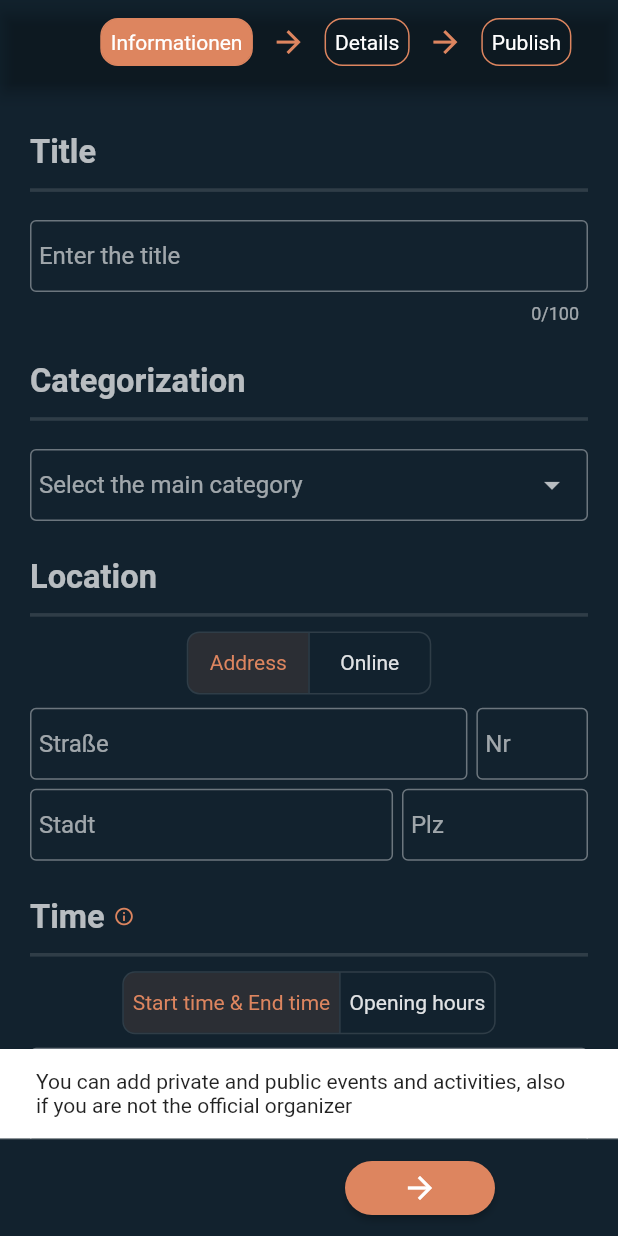
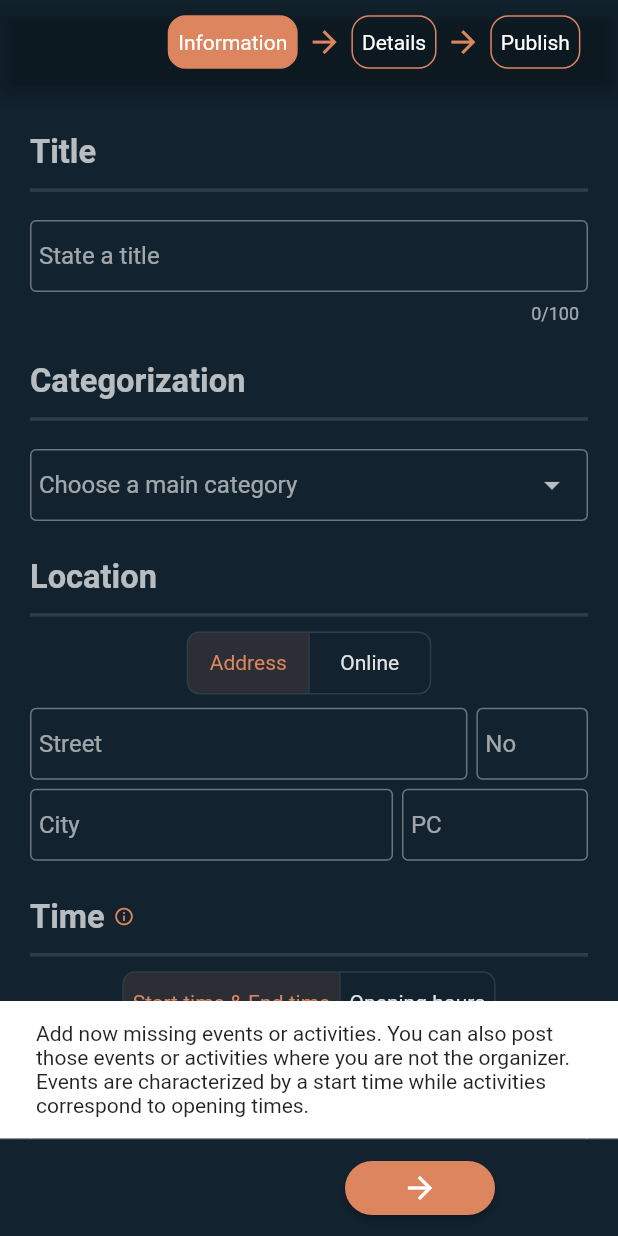
Before and after one commit to Qaiser926/main, a Flutter app: the Add screen opened by its route, on a phone screen of 412 x 824 dp. Run offline on Flutter 3.47's test engine with Material 2 defaults, Android fonts, the phone set to English and light mode, and no system bars; our stand-ins replace carousel_slider, currency_text_input_formatter, flutter_html, flutter_map, flutter_screenutil, flutter_sticky_header and 13 more; missing offline and left inert: add_2_calendar, amplify_api, amplify_auth_cognito, amplify_authenticator, amplify_flutter, flutter_map_marker_cluster and 2 more; accounts and stored records are empty; generated files the repository leaves out were written again.

Commit message:
made adding language sensible and made other important changes. Guideline text and delete missing

```diff
--- a/lib/constants/app_constants.dart
+++ b/lib/constants/app_constants.dart
@@ -21,6 +21,15 @@ class WidgetConstants {
 class OtherConstants {
   static const int minPasswordLength = 8;
   static const int maxPasswordLength = 63;
+}
+
+class DataConstants {
+  static const MaxDescriptionLength = 400;
+  static const MaxTitleLength = 100;
+  static const MaxImageWidth = 1800.0;
+  static const MaxImageHeight = 1800.0;
+  static const SearchEnhancementDimensionScale = 4;
+  static const SearchEnhancementEligibilityScale = 3;
 }
 
 class NavigatorConstants {
--- a/lib/core/add/add.dart
+++ b/lib/core/add/add.dart
@@ -1,4 +1,5 @@
 import 'package:flutter/material.dart';
+import 'package:flutter_gen/gen_l10n/app_localizations.dart';
 import 'package:flutter_screenutil/flutter_screenutil.dart';
 import 'package:get/get.dart';
 import 'package:othia/constants/app_constants.dart';
@@ -13,7 +14,6 @@ import 'package:provider/provider.dart';
 import 'add_exclusives/add_page_notifier.dart';
 import 'add_exclusives/input_notifier.dart';
 
-// TODO adjustments for modifying an event
 
 class Add extends StatefulWidget {
   Add({super.key});
@@ -89,6 +89,7 @@ class _AddState extends State<Add> {
                 appBar: AppBar(automaticallyImplyLeading: false, actions: [
                   Consumer<SwitchAddPageNotifier>(
                       builder: (context, switchPageModel, child) {
+                        // TODO, align the button row middle
                     return Row(
                       mainAxisAlignment: MainAxisAlignment.spaceBetween,
                       children: [
@@ -145,7 +146,8 @@ class _AddState extends State<Add> {
               : getNavigationButton(
                   Icon(Icons.arrow_back), switchPages.previousPage, context),
           switchPageConsumer.currentPage == Add.lastPage
-              ? getNavigationButton(Text("Publish"), publishFunction, context)
+              ? getNavigationButton(Text(AppLocalizations.of(context)!.publish),
+                  publishFunction, context, 130.h)
               : getNavigationButton(
                   Icon(Icons.arrow_forward), switchPages.nextPage, context),
         ],
@@ -158,17 +160,17 @@ class _AddState extends State<Add> {
       required SwitchAddPageNotifier switchPageModel,
       required int index}) {
     Map<int, String> navigationCaptions = {
-      // TODO
-      0: "Informationen",
-      1: "Details",
-      2: "Publish"
+      0: AppLocalizations.of(context)!.information,
+      1: AppLocalizations.of(context)!.details,
+      2: AppLocalizations.of(context)!.publish,
     };
 
     return Padding(
-        padding: EdgeInsets.all(10.h),
+        padding: EdgeInsets.all(5.h),
         child: GestureDetector(
           onTap: () => {Add.pageController.jumpToPage(index)},
           child: Container(
+            height: 30.h,
             decoration: BoxDecoration(
                 color: switchPageModel.currentPage == index
                     ? Theme.of(context).colorScheme.primary
@@ -201,9 +203,10 @@ class _AddState extends State<Add> {
   Widget getNavigationButton(
       Widget child,
       void Function(BuildContext context) onPressedFunction,
-      BuildContext context) {
+      BuildContext context,
+      [double? width]) {
     return SizedBox(
-        width: 100,
+        width: width ?? 100,
         child: ElevatedButton(
           style: const ButtonStyle(
             shape: MaterialStatePropertyAll(
--- a/lib/core/add/add_exclusives/address_form.dart
+++ b/lib/core/add/add_exclusives/address_form.dart
@@ -1,6 +1,7 @@
 import 'package:flutter/cupertino.dart';
 import 'package:flutter/material.dart';
 import 'package:flutter/services.dart';
+import 'package:flutter_gen/gen_l10n/app_localizations.dart';
 import 'package:flutter_screenutil/flutter_screenutil.dart';
 import 'package:provider/provider.dart';
 
@@ -34,7 +35,7 @@ class _AddressFormState extends State<AddressForm> {
         builder: (context, inputNotifierConsumer, child) {
       String? _validateAddress(String? text) {
         if (inputNotifierConsumer.isAddressInvalid) {
-          return 'Could not validate address';
+          return AppLocalizations.of(context)!.addressErrorMessage;
         }
         return null;
       }
@@ -62,7 +63,7 @@ class _AddressFormState extends State<AddressForm> {
                               this.street = text,
                             });
                       },
-                          hintText: "Straße",
+                      hintText: AppLocalizations.of(context)!.street,
                     ),
                       ),
                     ),
@@ -77,7 +78,7 @@ class _AddressFormState extends State<AddressForm> {
                             this.streetNumber = text,
                           });
                     },
-                        hintText: "Nr",
+                    hintText: AppLocalizations.of(context)!.streetNumberShort,
                   ),
                     ),
                   ],
@@ -101,7 +102,7 @@ class _AddressFormState extends State<AddressForm> {
                             this.city = text,
                           });
                     },
-                        hintText: "Stadt",
+                    hintText: AppLocalizations.of(context)!.city,
                   ),
                     ),
                   ),
@@ -120,7 +121,7 @@ class _AddressFormState extends State<AddressForm> {
                           this.postalCode = text,
                         });
                   },
-                  hintText: "Plz",
+                  hintText: AppLocalizations.of(context)!.postalCodeShort,
                 ),
               ),
             ],
--- a/lib/core/add/add_exclusives/basic_info_page.dart
+++ b/lib/core/add/add_exclusives/basic_info_page.dart
@@ -1,6 +1,8 @@
 import 'package:flutter/cupertino.dart';
 import 'package:flutter/material.dart';
+import 'package:flutter_gen/gen_l10n/app_localizations.dart';
 import 'package:flutter_screenutil/flutter_screenutil.dart';
+import 'package:othia/constants/app_constants.dart';
 import 'package:othia/constants/categories.dart';
 import 'package:othia/core/add/add_exclusives/address_form.dart';
 import 'package:othia/core/add/add_exclusives/help_functions.dart';
@@ -35,10 +37,10 @@ class _BasicInfoPageState extends State<BasicInfoPage> {
     super.initState();
     WidgetsBinding.instance.addPostFrameCallback((_) {
       final snackBar = SnackBar(
+        // TODO improve design
         content: inputNotifier.eAId == null
-            ? Text(
-                'You can add private and public events and activities, also if you are not the official organizer')
-            : Text('You can submit your changes in the last process step'),
+            ? Text(AppLocalizations.of(context)!.snackBarMessageAdding)
+            : Text(AppLocalizations.of(context)!.snackBarMessageModifying),
         duration: Duration(seconds: 7, milliseconds: 500),
       );
       if (!Provider.of<AddEANotifier>(context, listen: false).snackBarShown) {
@@ -62,7 +64,7 @@ class _BasicInfoPageState extends State<BasicInfoPage> {
                 children: [
                   getHeadline(
                       context: context,
-                      caption: Text("Title",
+                      caption: Text(AppLocalizations.of(context)!.title,
                           style: Theme.of(context).textTheme.headlineLarge)),
                   Padding(
                     padding: EdgeInsets.only(bottom: 10.h, top: 10.h),
@@ -70,14 +72,17 @@ class _BasicInfoPageState extends State<BasicInfoPage> {
                   ),
                   getHeadline(
                       context: context,
-                      caption: Text("Categorization",
+                      caption: Text(
+                          AppLocalizations.of(context)!.categorization,
                           style: Theme.of(context).textTheme.headlineLarge)),
                   Padding(
                       padding: EdgeInsets.only(bottom: 10.h, top: 10.h),
                       child: buildDropDown(
                           defaultValue: widget.inputNotifier.mainCategoryId,
-                          hintText: "Select the main category",
-                          onValidErrorText: 'Please state a category',
+                          hintText:
+                              AppLocalizations.of(context)!.categorizationHint,
+                          onValidErrorText: AppLocalizations.of(context)!
+                              .categorizationErrorMessage,
                           dropDownList: Categories.categoryIds,
                           notifierFunction: (mainCategoryId) {
                             widget.inputNotifier.mainCategoryId =
@@ -94,8 +99,10 @@ class _BasicInfoPageState extends State<BasicInfoPage> {
                         padding: EdgeInsets.only(bottom: 10.h, top: 10.h),
                         child: buildDropDown(
                             defaultValue: widget.inputNotifier.categoryId,
-                            hintText: "Select a sub-category",
-                            onValidErrorText: 'Please state a sub-category',
+                            hintText: AppLocalizations.of(context)!
+                                .subcategorizationHint,
+                            onValidErrorText: AppLocalizations.of(context)!
+                                .subcategorizationErrorMessage,
                             dropDownList: categoryIdToSubcategoryIds[
                                 widget.inputNotifier.mainCategoryId]!,
                             notifierFunction: (categoryId) {
@@ -104,7 +111,7 @@ class _BasicInfoPageState extends State<BasicInfoPage> {
                             })),
                   getHeadline(
                       context: context,
-                      caption: Text("Location",
+                      caption: Text(AppLocalizations.of(context)!.location,
                           style: Theme.of(context).textTheme.headlineLarge)),
                   getSwitch(
                       context: context,
@@ -113,11 +120,15 @@ class _BasicInfoPageState extends State<BasicInfoPage> {
                       children: [
                         Padding(
                           padding: EdgeInsets.all(5.h),
-                          child: Text("Address"),
+                          child: Text(
+                            AppLocalizations.of(context)!.address,
+                          ),
                         ),
                         Padding(
                           padding: EdgeInsets.all(5.h),
-                          child: Text('Online'),
+                          child: Text(
+                            AppLocalizations.of(context)!.online,
+                          ),
                         ),
                       ]),
                   if (inputNotifierConsumer.locationType[0])
@@ -128,11 +139,10 @@ class _BasicInfoPageState extends State<BasicInfoPage> {
                             inputNotifier: inputNotifierConsumer)),
                   getVerSpace(10.h),
                   getHeadlineWithInfoDialog(
-                      context: context,
-                      infoText:
-                          "According to whether you set a start/ end date or opening time, we consider your"
-                          " post as event or activity respectively.",
-                      caption: "Time"),
+                    context: context,
+                    infoText: AppLocalizations.of(context)!.timeInfo,
+                    caption: AppLocalizations.of(context)!.time,
+                  ),
                   getSwitch(
                       context: context,
                       onPressed: inputNotifierConsumer.changeTimeType,
@@ -140,11 +150,15 @@ class _BasicInfoPageState extends State<BasicInfoPage> {
                       children: [
                         Padding(
                           padding: EdgeInsets.all(5.h),
-                          child: Text("Start time & End time"),
+                          child: Text(
+                            AppLocalizations.of(context)!.startEndTime,
+                          ),
                         ),
                         Padding(
                           padding: EdgeInsets.all(5.h),
-                          child: Text('Opening hours'),
+                          child: Text(
+                            AppLocalizations.of(context)!.openingHours,
+                          ),
                         ),
                       ]),
                   Form(
@@ -170,13 +184,13 @@ class _BasicInfoPageState extends State<BasicInfoPage> {
       TextFormField(
         validator: (value) {
           if (value == null || value.isEmpty) {
-            return 'Please enter some text';
+            return AppLocalizations.of(context)!.titleErrorMessage;
           }
           return null;
         },
         initialValue: Provider.of<AddEANotifier>(context, listen: false).title,
         controller:
-        Provider.of<AddEANotifier>(context, listen: false).title == null
+            Provider.of<AddEANotifier>(context, listen: false).title == null
                 ? _textController
                 : null,
         onChanged: (title) {
@@ -184,12 +198,13 @@ class _BasicInfoPageState extends State<BasicInfoPage> {
 
           widget.inputNotifier.title = title;
         },
-        maxLength: 100,
+        maxLength: DataConstants.MaxTitleLength,
         maxLines: null,
         decoration: new InputDecoration(
-            contentPadding: EdgeInsets.all(5.h),
-            border: OutlineInputBorder(),
-            hintText: 'Enter the title '),
+          contentPadding: EdgeInsets.all(5.h),
+          border: OutlineInputBorder(),
+          hintText: AppLocalizations.of(context)!.titleHint,
+        ),
       ),
     ]);
   }
--- a/lib/core/add/add_exclusives/help_functions.dart
+++ b/lib/core/add/add_exclusives/help_functions.dart
@@ -1,5 +1,6 @@
 import 'package:flutter/cupertino.dart';
 import 'package:flutter/material.dart';
+import 'package:flutter_gen/gen_l10n/app_localizations.dart';
 import 'package:flutter_screenutil/flutter_screenutil.dart';
 import 'package:othia/core/add/add.dart';
 import 'package:othia/core/add/add_exclusives/add_page_notifier.dart';
@@ -68,7 +69,7 @@ Future getInfoDialog({required String info, required BuildContext context}) {
               onPressed: () {
                 Navigator.of(context).pop();
               },
-              child: Text("Close"),
+              child: Text(AppLocalizations.of(context)!.close),
             ),
           ],
         );
@@ -171,7 +172,8 @@ class SwitchPages {
       inputNotifier.clearPrices();
     }
     // case switching from basic info page to additional info page
-    if ((switchPagesNotifier.currentPage == 0) & (targetPage == 1)) {
+    if ((switchPagesNotifier.currentPage == 0) &
+        ((targetPage == 1) | (targetPage == 2))) {
       // request latitude and longitude for stated address and test if a result was found only if not online is selected
       if (inputNotifier.locationType[0] & (inputNotifier.latLong == null)) {
         getLatLongFromAddress(inputNotifier.getAddressString()).then((latLong) {
--- a/lib/core/add/add_exclusives/time_selector.dart
+++ b/lib/core/add/add_exclusives/time_selector.dart
@@ -1,5 +1,6 @@
 import 'package:flutter/cupertino.dart';
 import 'package:flutter/material.dart';
+import 'package:flutter_gen/gen_l10n/app_localizations.dart';
 import 'package:flutter_screenutil/flutter_screenutil.dart';
 import 'package:othia/core/add/add_exclusives/help_functions.dart';
 import 'package:othia/utils/services/data_handling/data_handling.dart';
@@ -24,7 +25,7 @@ class TimeSelector extends StatelessWidget {
         builder: (context, inputNotifierConsumer, child) {
       String? _validateStartTime(String? text) {
         if (inputNotifierConsumer.startDateTime == null) {
-          return 'A Start Time is missing';
+          return AppLocalizations.of(context)!.startTimeErrorMessage;
         }
         return null;
       }
@@ -54,8 +55,8 @@ class TimeSelector extends StatelessWidget {
                           TextStyle(color: Theme.of(context).bottomAppBarColor),
                       controller: TextEditingController(
                         text: showStartTime
-                            ? "Start: ${getTimeText(context: context, localDateTime: inputNotifierConsumer.startDateTime!)}"
-                            : "Select Start Time",
+                            ? "${AppLocalizations.of(context)!.startTime}: ${getTimeText(context: context, localDateTime: inputNotifierConsumer.startDateTime!)}"
+                            : AppLocalizations.of(context)!.startTimeHint,
                       ),
                       validator: _validateStartTime,
                       decoration: new InputDecoration(
@@ -73,7 +74,8 @@ class TimeSelector extends StatelessWidget {
                   pickDateTime(DateType.EndDate);
                 } else {
                   getInfoDialog(
-                      info: "Please select a start date before",
+                      info:
+                          "Please select a start time before selecting an end time",
                       context: context);
                 }
               },
@@ -84,8 +86,8 @@ class TimeSelector extends StatelessWidget {
                         TextStyle(color: Theme.of(context).bottomAppBarColor),
                     controller: TextEditingController(
                       text: showEndTime
-                          ? "End: ${getTimeText(context: context, localDateTime: inputNotifierConsumer.endDateTime!)}"
-                          : "Select End Time",
+                          ? "${AppLocalizations.of(context)!.endTime}: ${getTimeText(context: context, localDateTime: inputNotifierConsumer.endDateTime!)}"
+                          : AppLocalizations.of(context)!.endTimeHint,
                     ),
                     decoration: new InputDecoration(
                       contentPadding: EdgeInsets.all(5.h),
@@ -147,7 +149,8 @@ class TimeSelector extends StatelessWidget {
         if (completeDateTime.isBefore(inputNotifier.startDateTime!)) {
           inputNotifier.resetEndDateTime();
           getInfoDialog(
-              info: 'End time cannot be before starting time',
+              info:
+                  AppLocalizations.of(context)!.endTimeBeforeStartErrorMessage,
               context: context);
         } else {
           inputNotifier.endDateTime = completeDateTime;
--- a/lib/utils/services/data_handling/data_handling.dart
+++ b/lib/utils/services/data_handling/data_handling.dart
@@ -4,6 +4,7 @@ import 'dart:math';
 import 'package:flutter/cupertino.dart';
 import 'package:flutter_gen/gen_l10n/app_localizations.dart';
 import 'package:image_picker/image_picker.dart';
+import 'package:othia/constants/app_constants.dart';
 import 'package:othia/utils/ui/ui_utils.dart';
 
 import '../../../modules/models/shared_data_models.dart';
@@ -217,8 +218,8 @@ String getTicketStatus({required BuildContext context, Status? status}) {
 Future<String?> getFromGallery() async {
   XFile? pickedFile = await ImagePicker().pickImage(
     source: ImageSource.gallery,
-    maxWidth: 1800,
-    maxHeight: 1800,
+    maxWidth: DataConstants.MaxImageWidth,
+    maxHeight: DataConstants.MaxImageHeight,
   );
   if (pickedFile != null) {
     return pickedFile.path;
```
Also changed, not shown: assets/i18n/app_de.arb (+83 -0 lines), assets/i18n/app_en.arb (+83 -0 lines), lib/core/add/add_exclusives/details_page.dart (+22 -18 lines), lib/core/add/add_exclusives/image_picker.dart (+9 -6 lines), lib/core/add/add_exclusives/input_notifier.dart (+10 -8 lines), lib/core/add/add_exclusives/level_picker.dart (+18 -5 lines), lib/core/add/add_exclusives/opening_times_selector.dart (+10 -6 lines), lib/core/add/add_exclusives/price_picker.dart (+8 -4 lines), lib/core/add/add_exclusives/publish_page.dart (+32 -21 lines), lib/widgets/action_buttons.dart (+8 -4 lines). Lines whose indentation alone changed are shown as unchanged.
